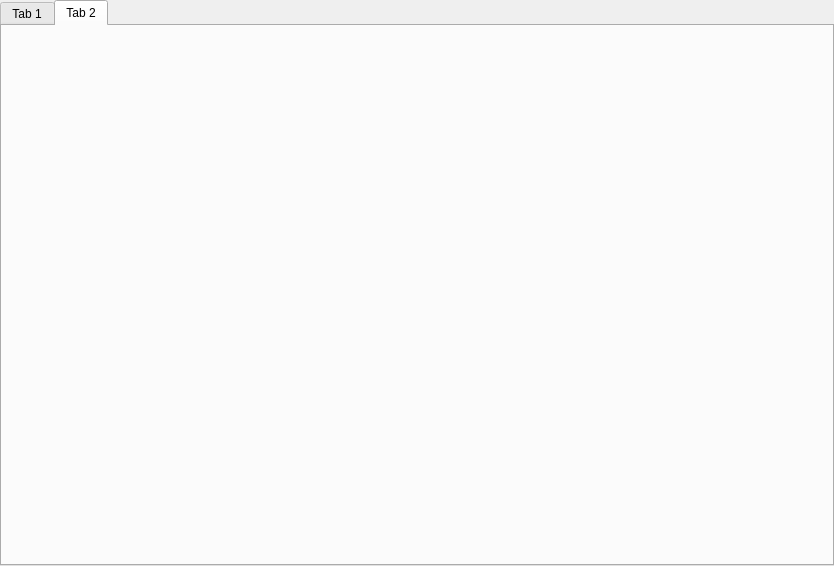
Before: the Qt Designer form gui/src/MainWindow.ui in DevKovalsky/DKAvr, drawn with Qt 5.
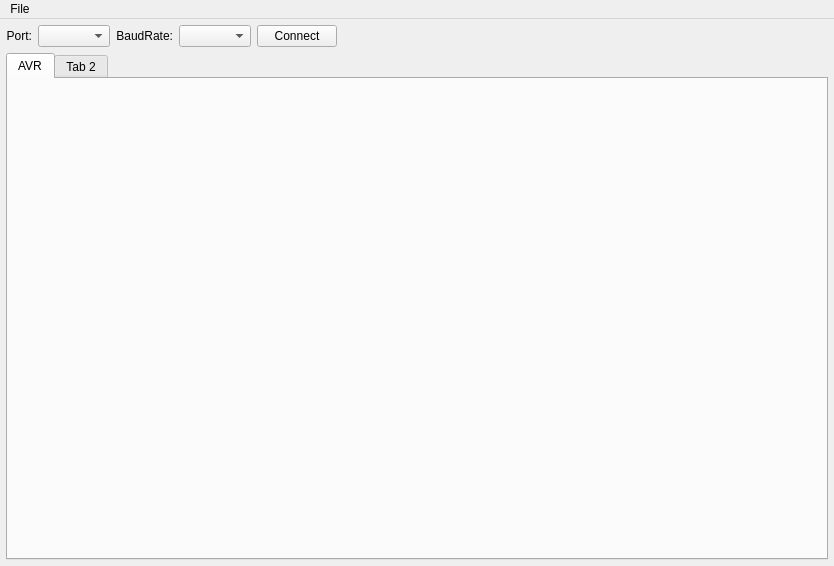
After: the same form once the commit is applied. The open tabs and pages were chosen to show the change.

Commit message: Added SerialPort class

```diff
--- a/gui/src/MainWindow.ui
+++ b/gui/src/MainWindow.ui
@@ -20,22 +20,87 @@
    <string>MainWindow</string>
   </property>
   <widget class="QWidget" name="centralWidget">
-   <layout class="QVBoxLayout" name="verticalLayout_2">
+   <layout class="QVBoxLayout" name="verticalLayout_2" stretch="1,10">
     <property name="spacing">
-     <number>0</number>
+     <number>6</number>
     </property>
     <property name="leftMargin">
-     <number>0</number>
+     <number>6</number>
     </property>
     <property name="topMargin">
-     <number>0</number>
+     <number>6</number>
     </property>
     <property name="rightMargin">
-     <number>0</number>
+     <number>6</number>
     </property>
     <property name="bottomMargin">
-     <number>0</number>
+     <number>6</number>
     </property>
+    <item>
+     <layout class="QHBoxLayout" name="horizontalLayout_4" stretch="0,0,0,0,0,0">
+      <property name="spacing">
+       <number>6</number>
+      </property>
+      <property name="sizeConstraint">
+       <enum>QLayout::SetDefaultConstraint</enum>
+      </property>
+      <property name="topMargin">
+       <number>0</number>
+      </property>
+      <property name="rightMargin">
+       <number>0</number>
+      </property>
+      <item>
+       <widget class="QLabel" name="label">
+        <property name="text">
+         <string>Port:</string>
+        </property>
+        <property name="alignment">
+         <set>Qt::AlignRight|Qt::AlignTrailing|Qt::AlignVCenter</set>
+        </property>
+       </widget>
+      </item>
+      <item>
+       <widget class="QComboBox" name="comboBoxPort"/>
+      </item>
+      <item>
+       <widget class="QLabel" name="label_2">
+        <property name="text">
+         <string>BaudRate:</string>
+        </property>
+        <property name="alignment">
+         <set>Qt::AlignRight|Qt::AlignTrailing|Qt::AlignVCenter</set>
+        </property>
+       </widget>
+      </item>
+      <item>
+       <widget class="QComboBox" name="comboBoxBaudRate"/>
+      </item>
+      <item>
+       <widget class="QPushButton" name="btnConnect">
+        <property name="text">
+         <string>Connect</string>
+        </property>
+       </widget>
+      </item>
+      <item>
+       <spacer name="horizontalSpacer_2">
+        <property name="orientation">
+         <enum>Qt::Horizontal</enum>
+        </property>
+        <property name="sizeType">
+         <enum>QSizePolicy::Expanding</enum>
+        </property>
+        <property name="sizeHint" stdset="0">
+         <size>
+          <width>40</width>
+          <height>20</height>
+         </size>
+        </property>
+       </spacer>
+      </item>
+     </layout>
+    </item>
     <item>
      <widget class="QTabWidget" name="tabWidget">
       <property name="sizePolicy">
@@ -44,9 +109,12 @@
         <verstretch>0</verstretch>
        </sizepolicy>
       </property>
-      <widget class="QWidget" name="tab">
+      <property name="currentIndex">
+       <number>1</number>
+      </property>
+      <widget class="QWidget" name="tabAvr">
        <attribute name="title">
-        <string>Tab 1</string>
+        <string>AVR</string>
        </attribute>
       </widget>
       <widget class="QWidget" name="tab_2">
@@ -67,6 +135,12 @@
      <height>21</height>
     </rect>
    </property>
+   <widget class="QMenu" name="menuFile">
+    <property name="title">
+     <string>File</string>
+    </property>
+   </widget>
+   <addaction name="menuFile"/>
   </widget>
   <action name="menuActionExit">
    <property name="text">
```
Left out of the diff: 34 changed lines with no effect on the pictures. The commit also changes 10 other files.
